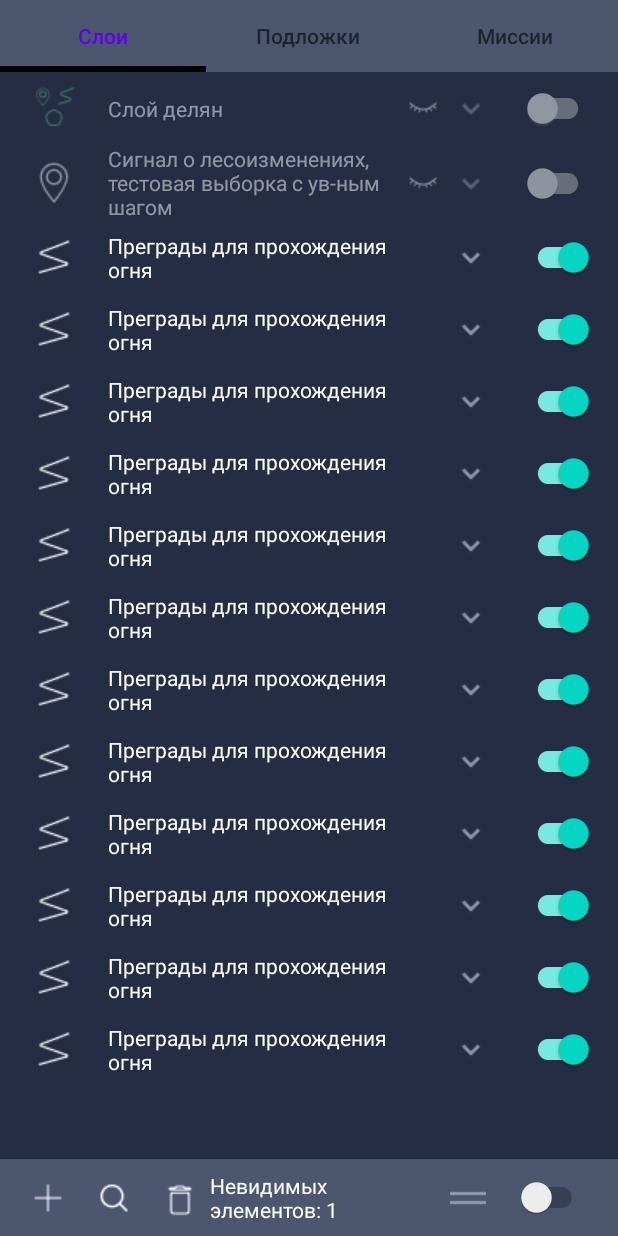
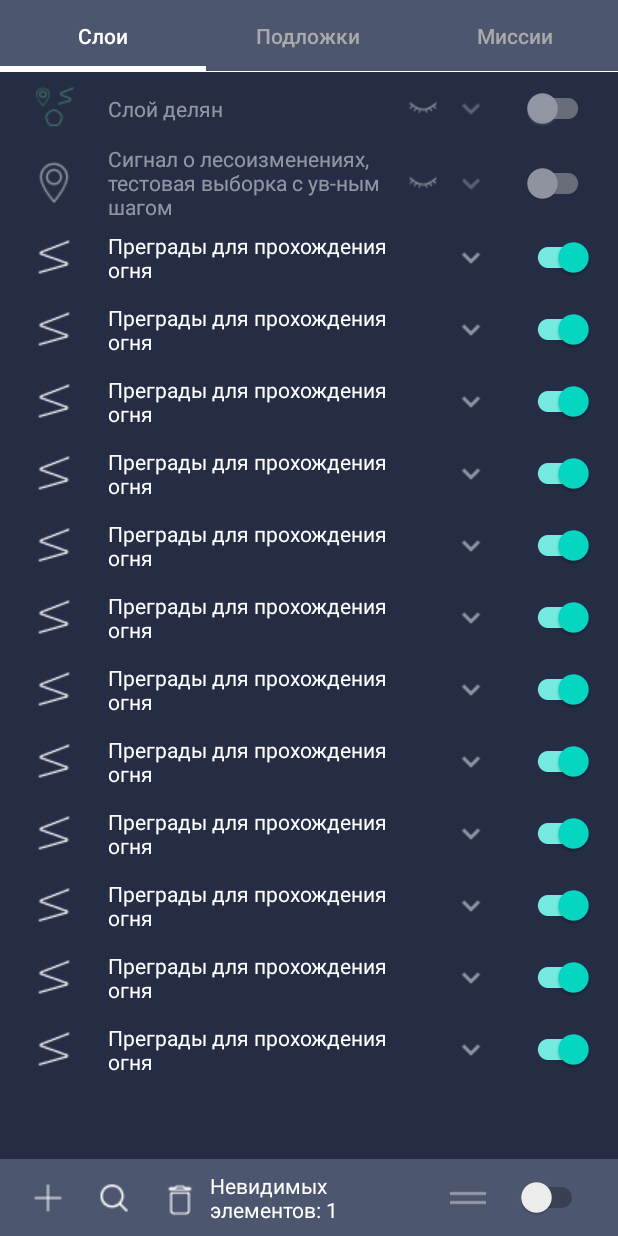
Before and after one commit to dachecker1/InfograceTask, an Android app: the screen it shows after launch (MainActivity), on a phone screen of 412 x 824 dp. Run offline under Robolectric (Android 15) with nearby library versions, the phone set to English and light mode, and no system bars; our stand-ins replace Room's generated code.

Commit message:
поправил дизайн.

```diff
--- a/app/src/main/java/com/vk/dachecker/infogracetask/presentation/MainActivity.kt
+++ b/app/src/main/java/com/vk/dachecker/infogracetask/presentation/MainActivity.kt
@@ -4,7 +4,6 @@ import android.os.Bundle
 import androidx.fragment.app.FragmentActivity
 import androidx.lifecycle.ViewModelProvider
 import androidx.viewpager2.widget.ViewPager2
-import com.google.android.material.tabs.TabLayout
 import com.google.android.material.tabs.TabLayoutMediator
 import com.vk.dachecker.infogracetask.R
 import com.vk.dachecker.infogracetask.databinding.ActivityMainBinding
@@ -64,7 +63,7 @@ class MainActivity : FragmentActivity() {
 
     private fun initViewPager() {
         adapter = NumberAdapter(this)
-        viewPager = findViewById(R.id.pager) //переделать на binding
+        viewPager = binding.pager
         viewPager.adapter = adapter
         val tabNames: Array<String> = arrayOf(
             resources.getString(R.string.tab_layer),
--- a/app/src/main/res/layout/activity_main.xml
+++ b/app/src/main/res/layout/activity_main.xml
@@ -10,18 +10,34 @@
         android:id="@+id/tab_layout"
         android:layout_width="match_parent"
         android:layout_height="wrap_content"
-        app:tabBackground="@color/dark_blue"
-        app:tabTextAppearance="@style/TextForTitle"
+        android:background="@color/background_main"
         app:layout_constraintEnd_toEndOf="parent"
         app:layout_constraintStart_toStartOf="parent"
         app:layout_constraintTop_toTopOf="parent"
-        app:tabIndicatorColor="@color/black"
-        app:tabIndicatorHeight="4dp" />
+        app:tabBackground="@color/dark_blue"
+        app:tabIndicatorColor="@color/white"
+        app:tabIndicatorHeight="4dp"
+        app:tabRippleColor="@color/dark_blue"
+        app:tabSelectedTextColor="@color/white"
+        app:tabTextAppearance="@style/TextForTitle"
+        app:tabTextColor="@android:color/darker_gray" />
+
+    <View
+        android:id="@+id/mainDivider"
+        android:layout_width="match_parent"
+        android:layout_height="2dp"
+        android:background="@color/white"
+        android:backgroundTint="@color/white"
+        app:layout_constraintBottom_toTopOf="@id/pager"
+        app:layout_constraintEnd_toEndOf="parent"
+        app:layout_constraintStart_toStartOf="parent"
+        app:layout_constraintTop_toBottomOf="@+id/tab_layout" />
 
     <androidx.viewpager2.widget.ViewPager2
         android:id="@+id/pager"
         android:layout_width="match_parent"
         android:layout_height="0dp"
+        android:background="@color/background_main"
         app:layout_constraintBottom_toTopOf="@+id/constraintLayout"
         app:layout_constraintLeft_toLeftOf="parent"
         app:layout_constraintRight_toRightOf="parent"
--- a/app/src/main/res/layout/fragment_number.xml
+++ b/app/src/main/res/layout/fragment_number.xml
@@ -5,7 +5,6 @@
     android:layout_height="match_parent"
     tools:context=".presentation.NumberFragment">
 
-    <!-- TODO: Update blank fragment layout -->
     <TextView
         android:id="@+id/main_text"
         android:layout_width="match_parent"
--- a/app/src/main/res/layout/tool_position.xml
+++ b/app/src/main/res/layout/tool_position.xml
@@ -68,7 +68,6 @@
                 app:layout_constraintTop_toTopOf="parent" />
 
             <TextView
-
                 android:id="@+id/tvTitle"
                 android:layout_width="0dp"
                 android:layout_height="wrap_content"
--- a/app/src/main/res/values/colors.xml
+++ b/app/src/main/res/values/colors.xml
@@ -10,4 +10,7 @@
     <color name="background_main">#252D45</color>
     <color name="dark_blue">#4D566F</color>
     <color name="green">#59BD87</color>
+    <color name="gray">#9E9E9E</color>
+
+
 </resources>
--- a/app/src/main/res/values/themes.xml
+++ b/app/src/main/res/values/themes.xml
@@ -19,8 +19,4 @@
         <item name="android:textAllCaps">false</item>
     </style>
 
-    <style name="OptionInfoStyle">
-
-
-    </style>
 </resources>
```
